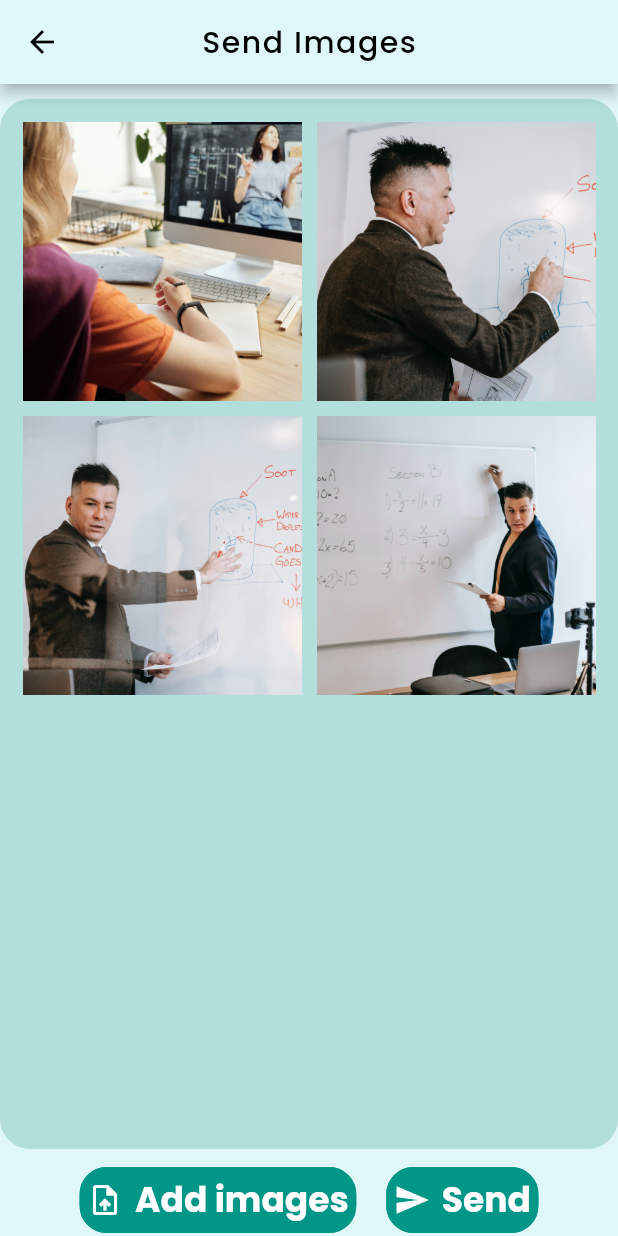
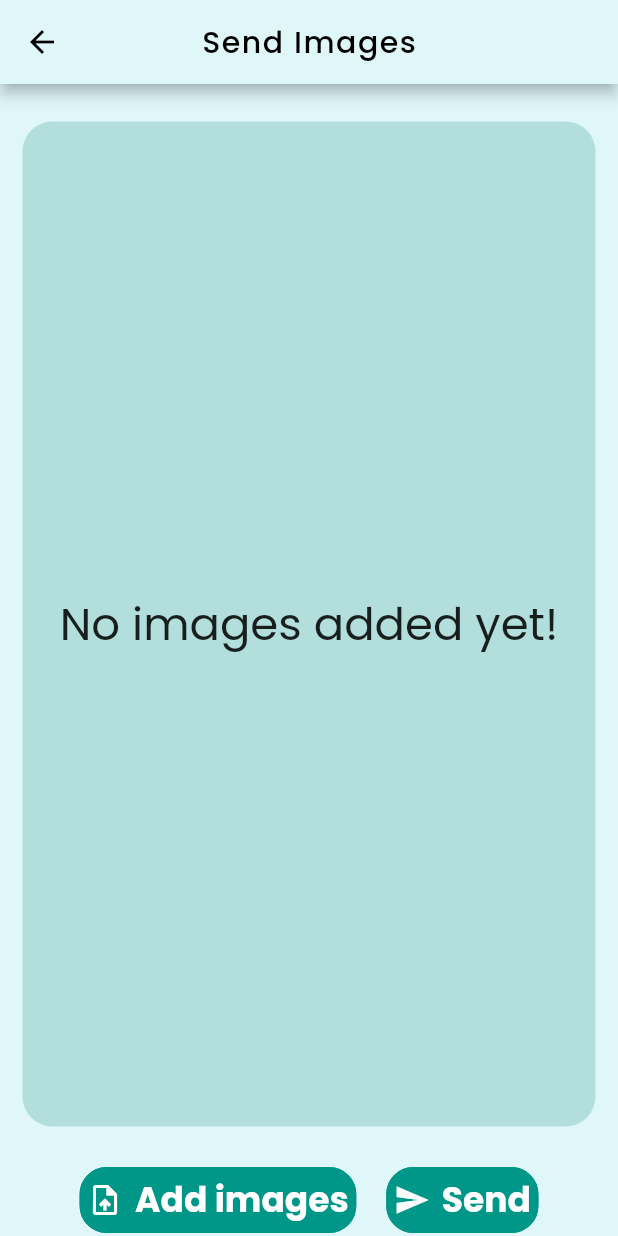
Before and after one commit to JDMukiibs/smart_class_api_consumer, a Flutter app: the SendImages screen opened by its route, after a tap on "Add images", on a phone screen of 412 x 824 dp. Run offline on Flutter 3.47's test engine with Material 2 defaults, Android fonts, the phone set to English and light mode, and no system bars; drawn by our look-alikes of flutter_fadein; our stand-ins replace flutter_svg, image_picker.

Commit message:
Implemented Add Images function and edited README.md
Images are being added but I wonder if they are being saved permanently. When I went back to the homepage and went back to images they weren't there so I might need to find a way to make the images remain or when all functionality is implemented once the user has added images they will click send and once they are sent the app does indeed forget about their existence and clears its cache. Hmm? *thinking emoji*

```diff
--- a/lib/pages/send_images.dart
+++ b/lib/pages/send_images.dart
@@ -1,6 +1,8 @@
+import 'dart:io';
+
 import 'package:flutter/material.dart';
 import 'package:flutter_fadein/flutter_fadein.dart';
-//import 'package:image_picker/image_picker.dart';
+import 'package:image_picker/image_picker.dart';
 
 class SendImages extends StatefulWidget {
   const SendImages({Key? key}) : super(key: key);
@@ -11,19 +13,38 @@ class SendImages extends StatefulWidget {
 
 class _SendImagesState extends State<SendImages> {
 
-  //List<XFile>? _imageFileList; // list of images added by user
+  late XFile imageFile;
+  final ImagePicker _picker = ImagePicker();
+  List <String> imagePaths = [];
 
-  //final ImagePicker _picker = ImagePicker();
+  void chooseImage(ImageSource source) async {
+    final pickedFile = await _picker.pickImage(source: source);
+    setState(() {
+      imageFile = pickedFile!;
+      imagePaths.add(imageFile.path);
+    });
+  }
 
-  List <String> images = [
-    'assets/stock_photo_1.jpg',
-    'assets/stock_photo_2.jpg',
-    'assets/stock_photo_3.jpg',
-    'assets/stock_photo_4.jpg'
-  ];
-
-
-
+  // Created my own grid building widget function to avoid overpopulating the main function with code.
+  Widget imageTemplate(images) {
+    return GridView.builder(
+      itemCount: images.length,
+      gridDelegate: SliverGridDelegateWithFixedCrossAxisCount(
+        crossAxisCount: 2,
+        crossAxisSpacing: 10,
+        mainAxisSpacing: 10,
+      ),
+      itemBuilder: (BuildContext context, int index) {
+        return Container(
+          child: FadeIn(
+              duration: Duration(milliseconds: 500),
+              curve: Curves.easeIn,
+              child: Image.file(File(images[index]), fit: BoxFit.cover,)
+          ),
+        );
+      },
+    );
+  }
 
   @override
   Widget build(BuildContext context) {
@@ -49,32 +70,29 @@ class _SendImagesState extends State<SendImages> {
         children: <Widget>[
           SizedBox(height: 10),
           Expanded(
+            child: Padding(
+              padding: EdgeInsets.all(15),
               child: Container(
-              padding: EdgeInsets.all(15),
+                //padding: EdgeInsets.all(15),
                 decoration: BoxDecoration(
                   color: Colors.teal[100],
                   borderRadius: BorderRadius.all(Radius.circular(20)),
                 ),
-              child: GridView.builder(
-                itemCount: images.length,
-                gridDelegate: SliverGridDelegateWithFixedCrossAxisCount(
-                  crossAxisCount: 2,
-                  crossAxisSpacing: 10,
-                  mainAxisSpacing: 10,
+                child: imagePaths.length == 0
+                  ? Row(
+                    mainAxisAlignment: MainAxisAlignment.center,
+                    children: <Widget>[
+                      Text(
+                        'No images added yet!',
+                        style: TextStyle(
+                          fontSize: 30,
                         ),
-                itemBuilder: (BuildContext context, int index) {
-                  return Container(
-                    child: FadeIn(
-                      duration: Duration(milliseconds: 250),
-                      curve: Curves.easeIn,
-                      child: Image(
-                        image: AssetImage(images[index]),
-                        fit: BoxFit.cover,
+                        textAlign: TextAlign.center,
+                      )
+                    ]
+                  )
+                    : imageTemplate(imagePaths)
                 ),
-                    ),
-                  );
-                },
-              )
             ),
           ),
           SizedBox(height: 10),
@@ -83,7 +101,7 @@ class _SendImagesState extends State<SendImages> {
             children: [
               TextButton.icon(
                 onPressed: () {
-                  print('Add images pressed');
+                  chooseImage(ImageSource.gallery);
                 },
                 icon: Icon(
                   Icons.upload_file,
```
Also changed, not shown: 1 other file. Lines whose indentation alone changed are shown as unchanged.
